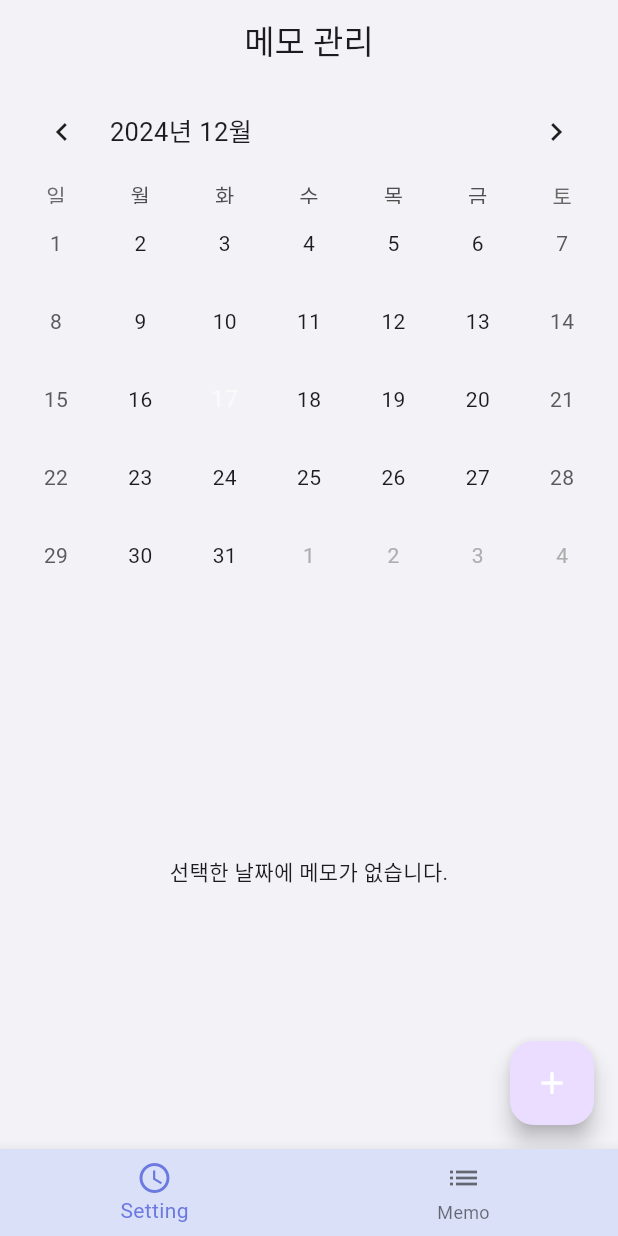
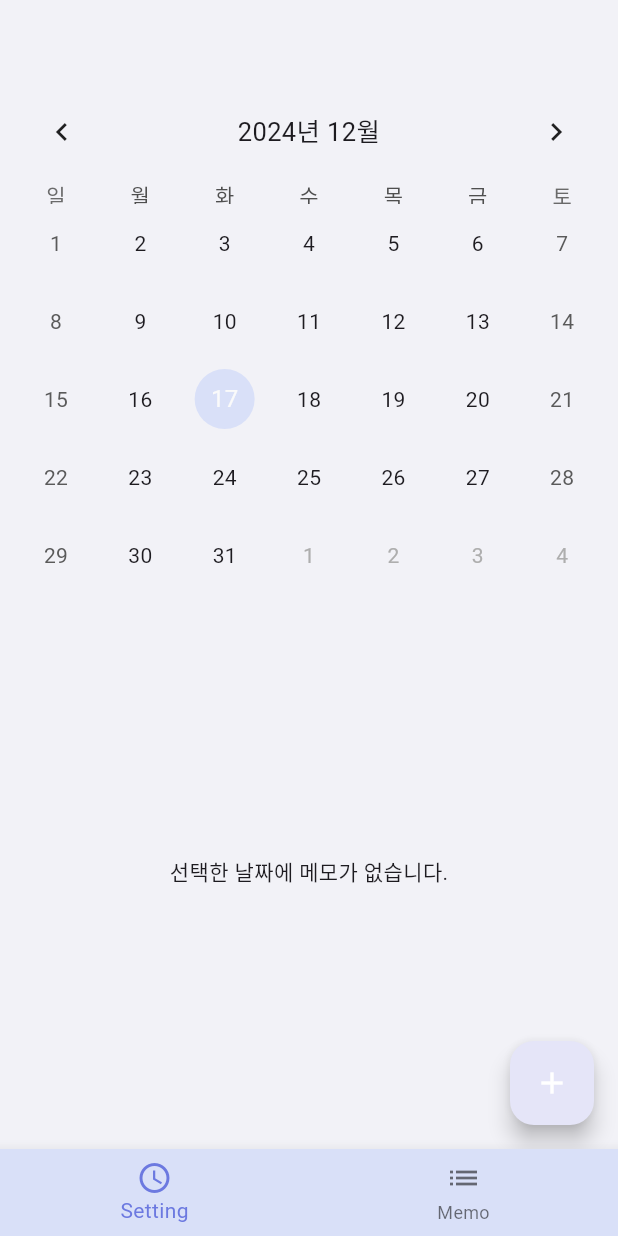
Before and after one commit to frihett/time_note, a Flutter app: the MemoManagePage screen opened by its route, on a phone screen of 412 x 824 dp. Run offline on Flutter 3.47's test engine with Material 3 defaults, Android fonts, the phone set to English and light mode, and no system bars; drawn by our look-alikes of table_calendar; our stand-ins replace flutter_local_notifications, flutter_screenutil, go_router, sqflite, timezone; accounts and stored records are empty.

Commit message:
feat: ui 변경
앱바 추가, 날짜 센터로 변경

```diff
--- a/lib/presentation/memo/memo_manage_page.dart
+++ b/lib/presentation/memo/memo_manage_page.dart
@@ -3,7 +3,7 @@
 import 'package:go_router/go_router.dart';
 import 'package:provider/provider.dart';
 import 'package:table_calendar/table_calendar.dart';
-import 'package:time_note/config/ui_style/UiStyle.dart';
+import 'package:time_note/config/ui_style/ui_style.dart';
 import 'package:time_note/presentation/memo/memo_manage_view_model.dart';
 
 class MemoManagePage extends StatefulWidget {
@@ -25,9 +25,7 @@
   @override
   Widget build(BuildContext context) {
     return Scaffold(
-      appBar: AppBar(
-        title: Center(child: Text('메모 관리')),
-      ),
+      appBar: AppBar(),
       body: Consumer<MemoManageViewModel>(
         builder: (context, viewModel, child) {
           return Column(
@@ -57,6 +55,7 @@
                     ),
                   ),
                   headerStyle: HeaderStyle(
+                    titleCentered: true,
                     formatButtonVisible: false,
                   ),
                 ),
@@ -102,7 +101,7 @@
                                     ),
                                     SizedBox(height: 10.h),
                                     Text(
-                                      '${memo.date.hour}-${memo.date.minute}',
+                                      '${memo.date.hour}:${memo.date.minute}',
                                       style: UiStyle.bodyStyle.copyWith(
                                         color: UiStyle.color[700],
                                       ),
```
